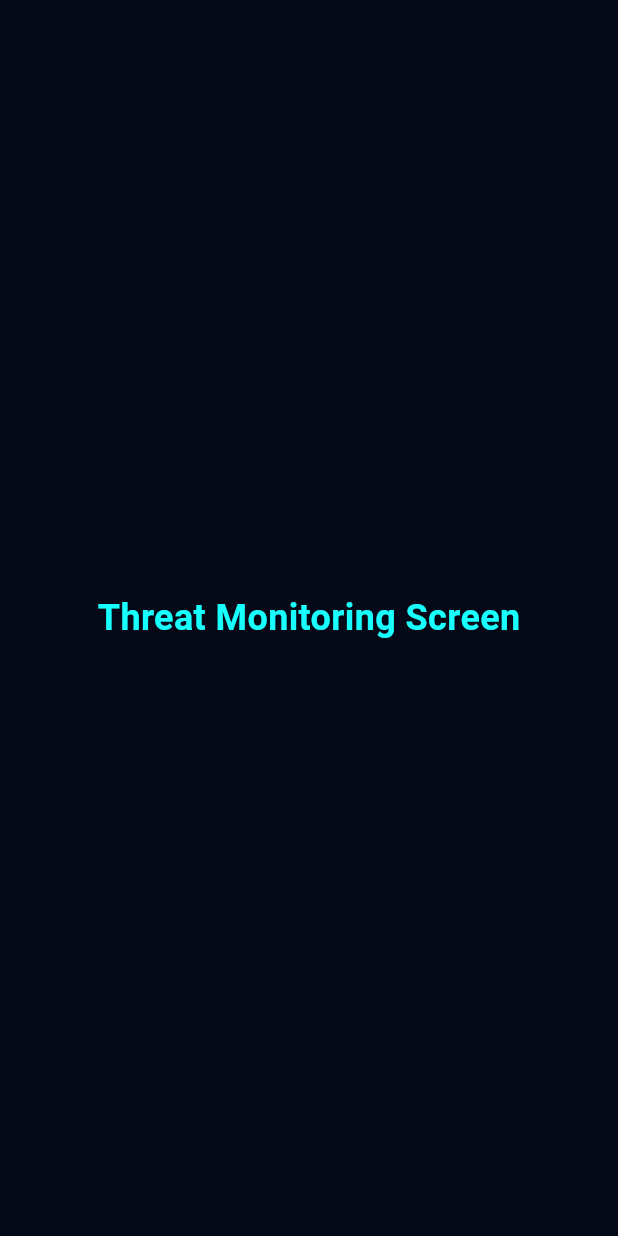
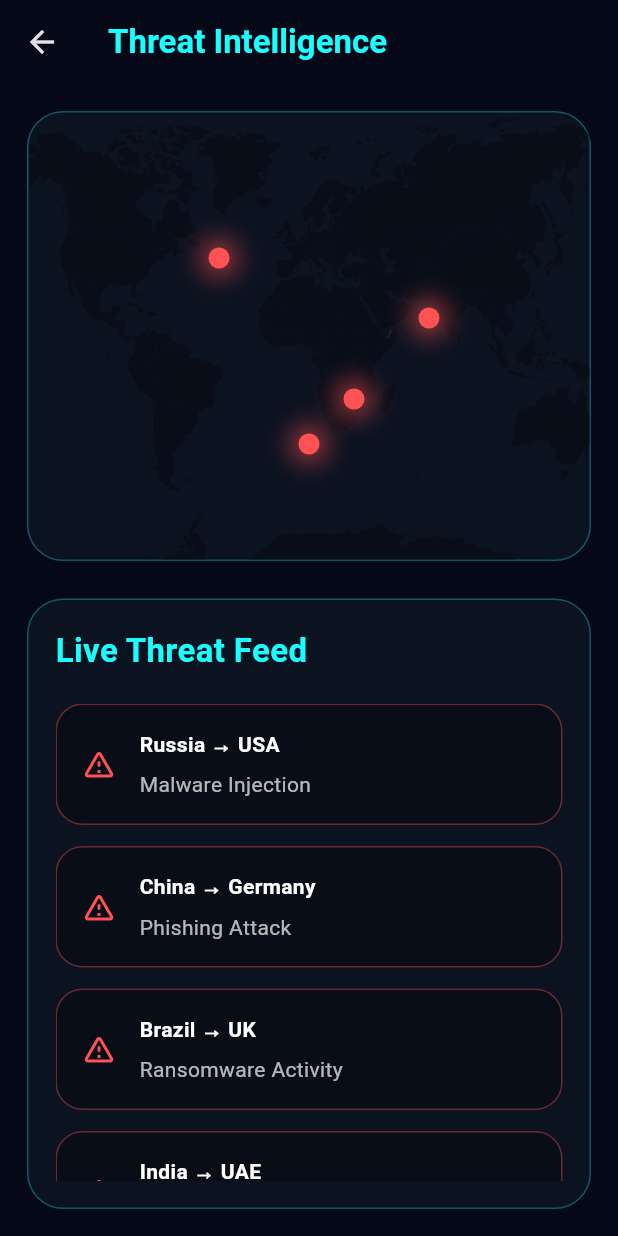
Before and after one commit to harshi-ls/CyberShield-Lab, a Flutter app: the ThreatScreen screen opened directly, on a phone screen of 412 x 824 dp. Run offline on Flutter 3.47's test engine with Material 3 defaults, Android fonts, the phone set to English and light mode, and no system bars; our stand-ins replace flutter_svg.

Commit message:
Implemented CyberShield threat intelligence dashboard
Developed the first version of the CyberShield Threat Intelligence Dashboard.

Features implemented:
- SVG-based world threat map
- Glowing cyber threat nodes
- Live threat feed panel
- Cybersecurity-themed UI styling
- Threat monitoring screen architecture
- Real-time SOC dashboard inspired interface

Integrated flutter_svg package and configured custom asset management for scalable cybersecurity visualizations.

```diff
--- a/lib/navigation_screen.dart
+++ b/lib/navigation_screen.dart
@@ -1,5 +1,6 @@
 import 'package:flutter/material.dart';
 import 'main.dart';
+import 'package:flutter_svg/flutter_svg.dart';
 
 class NavigationScreen extends StatefulWidget {
   const NavigationScreen({super.key});
@@ -64,17 +65,205 @@ class ThreatScreen extends StatelessWidget {
 
   @override
   Widget build(BuildContext context) {
-    return const Scaffold(
-      backgroundColor: Color(0xFF050816),
-      body: Center(
-        child: Text(
-          "Threat Monitoring Screen",
+    final List<Map<String, String>> threats = [
+      {
+        "country": "Russia → USA",
+        "type": "Malware Injection"
+      },
+      {
+        "country": "China → Germany",
+        "type": "Phishing Attack"
+      },
+      {
+        "country": "Brazil → UK",
+        "type": "Ransomware Activity"
+      },
+      {
+        "country": "India → UAE",
+        "type": "Suspicious Login Attempt"
+      },
+    ];
+
+    return Scaffold(
+      backgroundColor: const Color(0xFF050816),
+      appBar: AppBar(
+        backgroundColor: Colors.transparent,
+        elevation: 0,
+        title: const Text(
+          "Threat Intelligence",
           style: TextStyle(
             color: Colors.cyanAccent,
-            fontSize: 24,
             fontWeight: FontWeight.bold,
           ),
         ),
+      ),
+      body: Padding(
+        padding: const EdgeInsets.all(18),
+        child: Column(
+          children: [
+
+            // MAP CONTAINER
+            Container(
+              height: 300,
+              width: double.infinity,
+              decoration: BoxDecoration(
+                color: const Color(0xFF0B1220),
+                borderRadius: BorderRadius.circular(24),
+                border: Border.all(
+                  color: Colors.cyanAccent.withOpacity(0.3),
+                ),
+              ),
+              child: Stack(
+                children: [
+
+                  // WORLD MAP
+                  Center(
+                    child: Opacity(
+                      opacity: 0.25,
+                      child: SvgPicture.asset(
+                        'assets/images/world_map.svg',
+                        fit: BoxFit.cover,
+                      ),
+                    ),
+                  ),
+
+                  // THREAT NODES
+                  Positioned(
+                    top: 90,
+                    left: 120,
+                    child: glowingDot(),
+                  ),
+
+                  Positioned(
+                    top: 130,
+                    right: 100,
+                    child: glowingDot(),
+                  ),
+
+                  Positioned(
+                    bottom: 70,
+                    left: 180,
+                    child: glowingDot(),
+                  ),
+
+                  Positioned(
+                    bottom: 100,
+                    right: 150,
+                    child: glowingDot(),
+                  ),
+                ],
+              ),
+            ),
+
+            const SizedBox(height: 25),
+
+            // LIVE FEED
+            Expanded(
+              child: Container(
+                padding: const EdgeInsets.all(18),
+                decoration: BoxDecoration(
+                  color: const Color(0xFF0B1220),
+                  borderRadius: BorderRadius.circular(24),
+                  border: Border.all(
+                    color: Colors.cyanAccent.withOpacity(0.3),
+                  ),
+                ),
+                child: Column(
+                  crossAxisAlignment: CrossAxisAlignment.start,
+                  children: [
+
+                    const Text(
+                      "Live Threat Feed",
+                      style: TextStyle(
+                        color: Colors.cyanAccent,
+                        fontSize: 22,
+                        fontWeight: FontWeight.bold,
+                      ),
+                    ),
+
+                    const SizedBox(height: 20),
+
+                    Expanded(
+                      child: ListView.builder(
+                        itemCount: threats.length,
+                        itemBuilder: (context, index) {
+                          final threat = threats[index];
+
+                          return Container(
+                            margin: const EdgeInsets.only(bottom: 14),
+                            padding: const EdgeInsets.all(16),
+                            decoration: BoxDecoration(
+                              color: Colors.black26,
+                              borderRadius: BorderRadius.circular(18),
+                              border: Border.all(
+                                color: Colors.redAccent.withOpacity(0.4),
+                              ),
+                            ),
+                            child: Row(
+                              children: [
+
+                                const Icon(
+                                  Icons.warning_amber_rounded,
+                                  color: Colors.redAccent,
+                                ),
+
+                                const SizedBox(width: 15),
+
+                                Expanded(
+                                  child: Column(
+                                    crossAxisAlignment:
+                                        CrossAxisAlignment.start,
+                                    children: [
+
+                                      Text(
+                                        threat["country"]!,
+                                        style: const TextStyle(
+                                          color: Colors.white,
+                                          fontWeight: FontWeight.bold,
+                                        ),
+                                      ),
+
+                                      const SizedBox(height: 6),
+
+                                      Text(
+                                        threat["type"]!,
+                                        style: const TextStyle(
+                                          color: Colors.white70,
+                                        ),
+                                      ),
+                                    ],
+                                  ),
+                                ),
+                              ],
+                            ),
+                          );
+                        },
+                      ),
+                    ),
+                  ],
+                ),
+              ),
+            ),
+          ],
+        ),
+      ),
+    );
+  }
+
+  Widget glowingDot() {
+    return Container(
+      width: 14,
+      height: 14,
+      decoration: BoxDecoration(
+        color: Colors.redAccent,
+        shape: BoxShape.circle,
+        boxShadow: [
+          BoxShadow(
+            color: Colors.redAccent.withOpacity(0.8),
+            blurRadius: 15,
+            spreadRadius: 4,
+          ),
+        ],
       ),
     );
   }
--- a/pubspec.yaml
+++ b/pubspec.yaml
@@ -30,6 +30,7 @@ environment:
 dependencies:
   flutter:
     sdk: flutter
+  flutter_svg: "^2.0.10+1"
 
   # The following adds the Cupertino Icons font to your application.
   # Use with the CupertinoIcons class for iOS style icons.
@@ -56,6 +57,8 @@ flutter:
   # included with your application, so that you can use the icons in
   # the material Icons class.
   uses-material-design: true
+  assets:
+    - assets/images/world_map.svg
 
   # To add assets to your application, add an assets section, like this:
   # assets:
```
Also changed, not shown: assets/images/world_map.svg (added), pubspec.lock.
